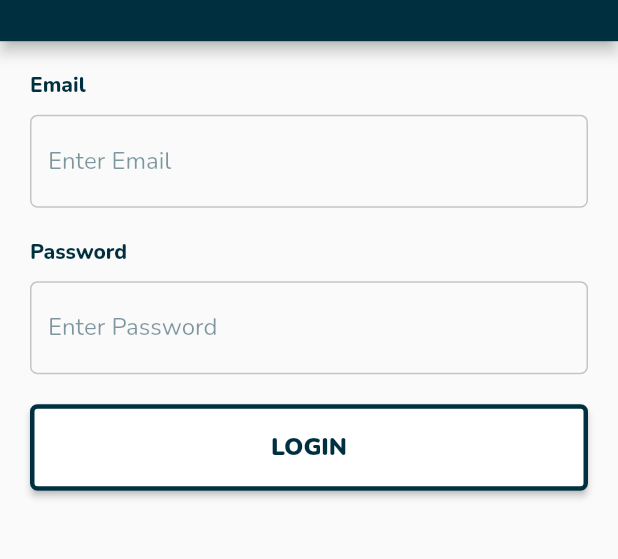
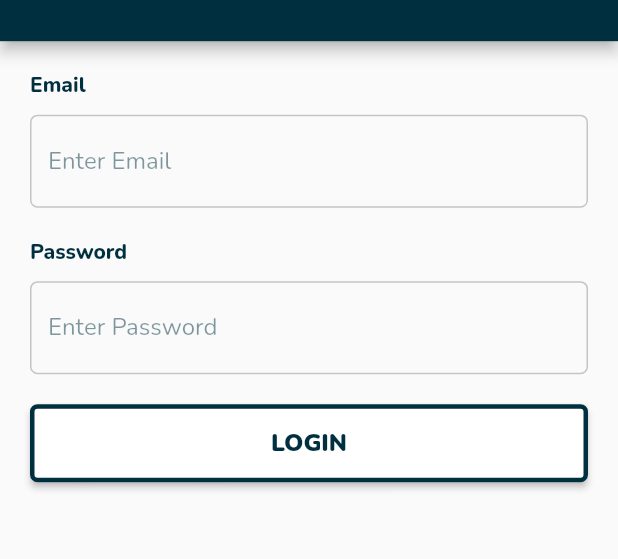
Before and after one commit to hadi-darwish/updown, a Flutter app: the screen it shows after launch, on a phone screen of 412 x 824 dp, the part 164-723 px from its top. Run offline on Flutter 3.47's test engine with Material 2 defaults, Android fonts, the light colour scheme and no system bars; our stand-ins replace flutter_svg.

Commit message:
Frontend - Mobile => adding styles to button widget

```diff
--- a/frontend/mobile/updown/lib/widgets/button.dart
+++ b/frontend/mobile/updown/lib/widgets/button.dart
@@ -19,11 +19,10 @@ class Button extends StatelessWidget {
           onPressed();
         },
         style: ElevatedButton.styleFrom(
-          minimumSize:
-              Size.fromHeight(MediaQuery.of(context).size.height * 0.07),
+          minimumSize: const Size.fromHeight(43),
           backgroundColor:
               type == 'primary' ? Theme.of(context).primaryColor : Colors.white,
-          padding: const EdgeInsets.symmetric(vertical: 15),
+          padding: const EdgeInsets.symmetric(vertical: 15, horizontal: 20),
           shape: RoundedRectangleBorder(
             borderRadius: BorderRadius.circular(5),
             side: type == 'secondary'
@@ -32,6 +31,7 @@ class Button extends StatelessWidget {
           ),
         ),
         child: Text(
+          textAlign: TextAlign.center,
           text.toUpperCase(),
           style: TextStyle(
             color: type == 'primary'
```
